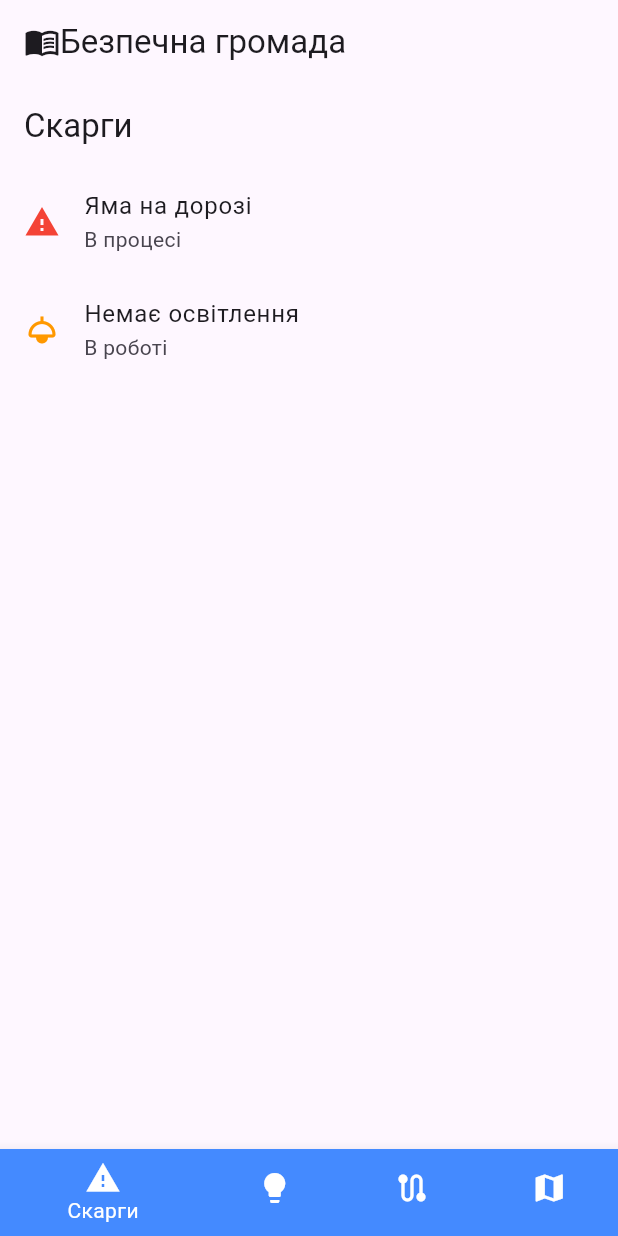
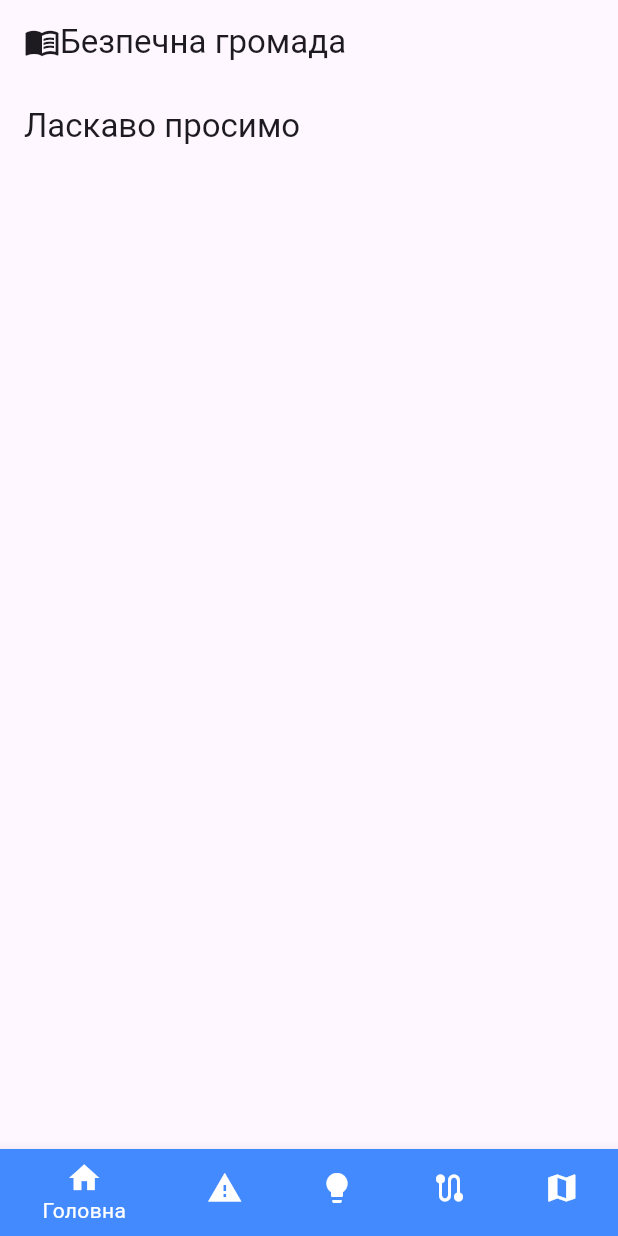
Before and after one commit to KostyG30/safe_community_v1.0, a Flutter app: the screen it shows after launch, on a phone screen of 412 x 824 dp. Run offline on Flutter 3.47's test engine with Material 3 defaults, Android fonts, the phone set to English and light mode, and no system bars.

Commit message:
create home page

```diff
--- a/safe_community/lib/screen/home_screen.dart
+++ b/safe_community/lib/screen/home_screen.dart
@@ -3,6 +3,7 @@ import 'map_screen.dart';
 import 'complaints_screen.dart';
 import 'proposals_screen.dart';
 import 'routes_screen.dart';
+import 'main_menu.dart';
 
 class HomeScreen extends StatefulWidget {
   const HomeScreen({super.key});
@@ -15,10 +16,11 @@ class _HomeScreenState extends State<HomeScreen> {
   int _selectedIndex = 0;
 
   final List<Widget> _screens = [
+    const Main_menu(),
     const ComplaintsScreen(),
     const ProposalsScreen(),
     const RoutesScreen(),
-    const MapScreen(),
+    const MapScreen()
   ];
   void _onItemTapped(int index) {
     setState(() {
@@ -47,6 +49,7 @@ class _HomeScreenState extends State<HomeScreen> {
         selectedItemColor: Colors.white,
 
         items: const [
+          BottomNavigationBarItem(icon: Icon(Icons.home, color: Colors.white), label: "Головна", backgroundColor: Colors.blueAccent),
           BottomNavigationBarItem(icon: Icon(Icons.report_problem, color: Colors.white), label: "Скарги", backgroundColor: Colors.blueAccent),
           BottomNavigationBarItem(icon: Icon(Icons.lightbulb, color: Colors.white), label: "Пропозиції", backgroundColor: Colors.blueAccent),
           BottomNavigationBarItem(icon: Icon(Icons.route, color: Colors.white), label: "Маршрут", backgroundColor: Colors.blueAccent),
--- /dev/null
+++ b/safe_community/lib/screen/main_menu.dart
@@ -0,0 +1,29 @@
+import 'package:flutter/material.dart';
+
+class Main_menu extends StatelessWidget {
+  const Main_menu({super.key});
+
+  @override
+  Widget build(BuildContext context) {
+    return Scaffold(
+      appBar: AppBar(title: const Text("Ласкаво просимо")),
+      body: ListView(
+        // children: [
+        //   Card(
+        //     child: ListTile(
+        //       title: const Text("Встановити велодоріжку"),
+        //       trailing: Row(
+        //         mainAxisSize: MainAxisSize.min,
+        //         children: const [
+        //           Icon(Icons.thumb_up, color: Colors.green),
+        //           SizedBox(width: 10),
+        //           Icon(Icons.thumb_down, color: Colors.red),
+        //         ],
+        //       ),
+        //     ),
+        //   ),
+        // ],
+      ),
+    );
+  }
+}
```
